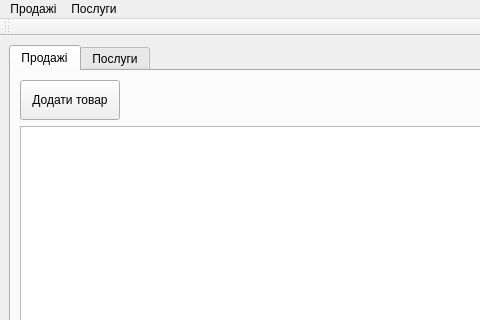
Above: mainwindow.ui from Bodiok007/SimpleAccounting before the change; both pictures show x 0 to 480 and y 0 to 320 of the 937 by 641 pixel window. Below: the same form after it.
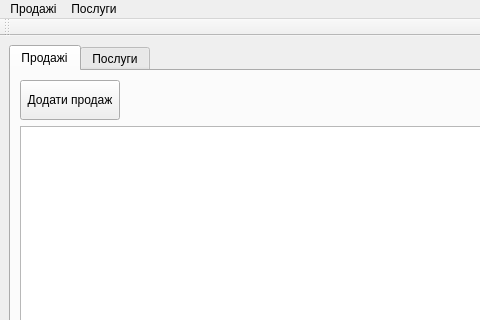
That is the form after the change. Icons and pictures are not drawn. Custom widgets are drawn as their Qt base class.

What changed in the file:
```diff
--- a/mainwindow.ui
+++ b/mainwindow.ui
@@ -61,7 +61,7 @@
              </size>
             </property>
             <property name="text">
-             <string>Додати товар</string>
+             <string>Додати продаж</string>
             </property>
            </widget>
           </item>
```
Left out of the diff: 4 changed lines with no effect on the pictures.
